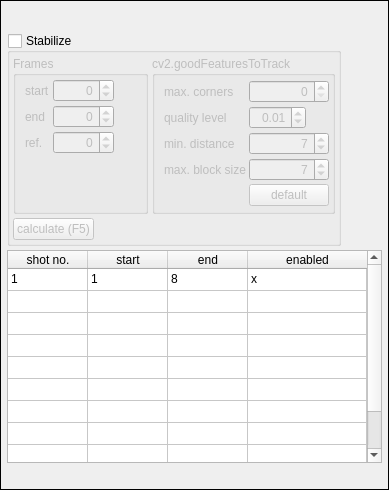
Before: the Qt Designer form tools/video_editor/ui/ui_widget_stabilize.ui in JepEtau/mco, drawn with Qt 5.
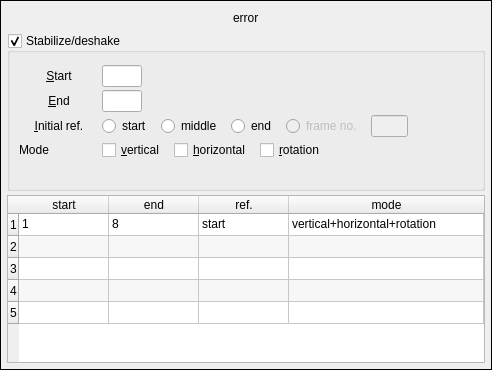
After: the same form once the commit is applied. Icons and pictures are not drawn.

Patch:
```diff
--- a/tools/video_editor/ui/ui_widget_stabilize.ui
+++ b/tools/video_editor/ui/ui_widget_stabilize.ui
@@ -6,8 +6,8 @@
    <rect>
     <x>0</x>
     <y>0</y>
-    <width>389</width>
-    <height>490</height>
+    <width>492</width>
+    <height>370</height>
    </rect>
   </property>
   <property name="sizePolicy">
@@ -92,7 +92,33 @@
          </widget>
         </item>
         <item>
-         <widget class="QPushButton" name="pushButton_save">
+         <widget class="QPushButton" name="pushButton_stabilize">
+          <property name="sizePolicy">
+           <sizepolicy hsizetype="Maximum" vsizetype="Fixed">
+            <horstretch>0</horstretch>
+            <verstretch>0</verstretch>
+           </sizepolicy>
+          </property>
+          <property name="focusPolicy">
+           <enum>Qt::NoFocus</enum>
+          </property>
+          <property name="text">
+           <string extracomment="Stabilize"/>
+          </property>
+          <property name="icon">
+           <iconset>
+            <normaloff>icons/purple/refresh-cw.svg</normaloff>
+            <normalon>icons/purple/refresh-cw.svg</normalon>
+            <disabledoff>icons/grey/refresh-cw.svg</disabledoff>
+            <disabledon>icons/grey/refresh-cw.svg</disabledon>icons/purple/refresh-cw.svg</iconset>
+          </property>
+          <property name="flat">
+           <bool>true</bool>
+          </property>
+         </widget>
+        </item>
+        <item>
+         <widget class="QPushButton" name="pushButton_guidelines">
           <property name="sizePolicy">
            <sizepolicy hsizetype="Maximum" vsizetype="Maximum">
             <horstretch>0</horstretch>
@@ -107,7 +133,7 @@
             <normaloff>icons/purple/save.svg</normaloff>icons/purple/save.svg</iconset>
           </property>
           <property name="checkable">
-           <bool>false</bool>
+           <bool>true</bool>
           </property>
           <property name="autoDefault">
            <bool>false</bool>
@@ -117,6 +143,39 @@
           </property>
          </widget>
         </item>
+        <item>
+         <spacer name="horizontalSpacer">
+          <property name="orientation">
+           <enum>Qt::Horizontal</enum>
+          </property>
+          <property name="sizeHint" stdset="0">
+           <size>
+            <width>5</width>
+            <height>20</height>
+           </size>
+          </property>
+         </spacer>
+        </item>
+        <item>
+         <widget class="QLabel" name="label_message">
+          <property name="text">
+           <string>error</string>
+          </property>
+         </widget>
+        </item>
+        <item>
+         <spacer name="horizontalSpacer_8">
+          <property name="orientation">
+           <enum>Qt::Horizontal</enum>
+          </property>
+          <property name="sizeHint" stdset="0">
+           <size>
+            <width>5</width>
+            <height>20</height>
+           </size>
+          </property>
+         </spacer>
+        </item>
         <item>
          <widget class="QPushButton" name="pushButton_discard">
           <property name="sizePolicy">
@@ -145,17 +204,33 @@
          </widget>
         </item>
         <item>
-         <spacer name="horizontalSpacer">
-          <property name="orientation">
-           <enum>Qt::Horizontal</enum>
+         <widget class="QPushButton" name="pushButton_save">
+          <property name="sizePolicy">
+           <sizepolicy hsizetype="Maximum" vsizetype="Maximum">
+            <horstretch>0</horstretch>
+            <verstretch>0</verstretch>
+           </sizepolicy>
           </property>
-          <property name="sizeHint" stdset="0">
-           <size>
-            <width>5</width>
-            <height>20</height>
-           </size>
+          <property name="focusPolicy">
+           <enum>Qt::NoFocus</enum>
           </property>
-         </spacer>
+          <property name="text">
+           <string/>
+          </property>
+          <property name="icon">
+           <iconset>
+            <normaloff>icons/purple/save.svg</normaloff>icons/purple/save.svg</iconset>
+          </property>
+          <property name="checkable">
+           <bool>false</bool>
+          </property>
+          <property name="autoDefault">
+           <bool>false</bool>
+          </property>
+          <property name="flat">
+           <bool>true</bool>
+          </property>
+         </widget>
         </item>
         <item>
          <widget class="QPushButton" name="pushButton_close">
@@ -188,30 +263,24 @@
       </item>
       <item>
        <widget class="QGroupBox" name="groupBox_stabilize">
-        <property name="sizePolicy">
-         <sizepolicy hsizetype="Maximum" vsizetype="Preferred">
-          <horstretch>0</horstretch>
-          <verstretch>0</verstretch>
-         </sizepolicy>
+        <property name="focusPolicy">
+         <enum>Qt::NoFocus</enum>
         </property>
         <property name="title">
-         <string>Stabilize</string>
+         <string>Stabilize/deshake</string>
         </property>
         <property name="checkable">
          <bool>true</bool>
         </property>
-        <property name="checked">
-         <bool>false</bool>
-        </property>
-        <layout class="QVBoxLayout" name="verticalLayout">
+        <layout class="QVBoxLayout" name="verticalLayout_4">
          <property name="spacing">
-          <number>4</number>
+          <number>3</number>
          </property>
          <property name="leftMargin">
-          <number>3</number>
+          <number>9</number>
          </property>
          <property name="topMargin">
-          <number>3</number>
+          <number>12</number>
          </property>
          <property name="rightMargin">
           <number>3</number>
@@ -219,450 +288,305 @@
          <property name="bottomMargin">
           <number>3</number>
          </property>
+         <item>
+          <layout class="QGridLayout" name="gridLayout">
+           <property name="leftMargin">
+            <number>0</number>
+           </property>
+           <property name="spacing">
+            <number>3</number>
+           </property>
+           <item row="0" column="0">
+            <widget class="QPushButton" name="pushButton_set_start">
+             <property name="focusPolicy">
+              <enum>Qt::NoFocus</enum>
+             </property>
+             <property name="layoutDirection">
+              <enum>Qt::RightToLeft</enum>
+             </property>
+             <property name="text">
+              <string>&amp;Start</string>
+             </property>
+             <property name="icon">
+              <iconset>
+               <normaloff>icons/blue/log-out.svg</normaloff>
+               <normalon>icons/blue/log-out.svg</normalon>icons/blue/log-out.svg</iconset>
+             </property>
+             <property name="flat">
+              <bool>true</bool>
+             </property>
+            </widget>
+           </item>
+           <item row="3" column="3">
+            <layout class="QHBoxLayout" name="horizontalLayout_6">
+             <property name="spacing">
+              <number>9</number>
+             </property>
+             <item>
+              <widget class="QCheckBox" name="checkBox_vertical">
+               <property name="text">
+                <string>&amp;vertical</string>
+               </property>
+              </widget>
+             </item>
+             <item>
+              <widget class="QCheckBox" name="checkBox_horizontal">
+               <property name="text">
+                <string>&amp;horizontal</string>
+               </property>
+              </widget>
+             </item>
+             <item>
+              <widget class="QCheckBox" name="checkBox_rotation">
+               <property name="text">
+                <string>&amp;rotation</string>
+               </property>
+              </widget>
+             </item>
+             <item>
+              <spacer name="horizontalSpacer_6">
+               <property name="orientation">
+                <enum>Qt::Horizontal</enum>
+               </property>
+               <property name="sizeHint" stdset="0">
+                <size>
+                 <width>40</width>
+                 <height>20</height>
+                </size>
+               </property>
+              </spacer>
+             </item>
+            </layout>
+           </item>
+           <item row="1" column="3">
+            <layout class="QHBoxLayout" name="horizontalLayout_3">
+             <item>
+              <widget class="QLineEdit" name="lineEdit_end">
+               <property name="maximumSize">
+                <size>
+                 <width>40</width>
+                 <height>16777215</height>
+                </size>
+               </property>
+               <property name="focusPolicy">
+                <enum>Qt::NoFocus</enum>
+               </property>
+              </widget>
+             </item>
+             <item>
+              <spacer name="horizontalSpacer_3">
+               <property name="orientation">
+                <enum>Qt::Horizontal</enum>
+               </property>
+               <property name="sizeHint" stdset="0">
+                <size>
+                 <width>40</width>
+                 <height>20</height>
+                </size>
+               </property>
+              </spacer>
+             </item>
+            </layout>
+           </item>
+           <item row="0" column="3">
+            <layout class="QHBoxLayout" name="horizontalLayout_5">
+             <item>
+              <widget class="QLineEdit" name="lineEdit_start">
+               <property name="maximumSize">
+                <size>
+                 <width>40</width>
+                 <height>16777215</height>
+                </size>
+               </property>
+               <property name="focusPolicy">
+                <enum>Qt::NoFocus</enum>
+               </property>
+              </widget>
+             </item>
+             <item>
+              <spacer name="horizontalSpacer_4">
+               <property name="orientation">
+                <enum>Qt::Horizontal</enum>
+               </property>
+               <property name="sizeHint" stdset="0">
+                <size>
+                 <width>40</width>
+                 <height>20</height>
+                </size>
+               </property>
+              </spacer>
+             </item>
+            </layout>
+           </item>
+           <item row="3" column="0">
+            <widget class="QLabel" name="label_5">
+             <property name="text">
+              <string>Mode</string>
+             </property>
+            </widget>
+           </item>
+           <item row="2" column="3">
+            <layout class="QHBoxLayout" name="horizontalLayout_4">
+             <property name="spacing">
+              <number>9</number>
+             </property>
+             <item>
+              <widget class="QRadioButton" name="radioButton_start">
+               <property name="focusPolicy">
+                <enum>Qt::NoFocus</enum>
+               </property>
+               <property name="text">
+                <string>start</string>
+               </property>
+              </widget>
+             </item>
+             <item>
+              <widget class="QRadioButton" name="radioButton_middle">
+               <property name="focusPolicy">
+                <enum>Qt::NoFocus</enum>
+               </property>
+               <property name="text">
+                <string>middle</string>
+               </property>
+              </widget>
+             </item>
+             <item>
+              <widget class="QRadioButton" name="radioButton_end">
+               <property name="focusPolicy">
+                <enum>Qt::NoFocus</enum>
+               </property>
+               <property name="text">
+                <string>end</string>
+               </property>
+              </widget>
+             </item>
+             <item>
+              <widget class="QRadioButton" name="radioButton_frame_no">
+               <property name="enabled">
+                <bool>false</bool>
+               </property>
+               <property name="focusPolicy">
+                <enum>Qt::NoFocus</enum>
+               </property>
+               <property name="text">
+                <string>frame no.</string>
+               </property>
+              </widget>
+             </item>
+             <item>
+              <widget class="QLineEdit" name="lineEdit_ref_frame_no">
+               <property name="enabled">
+                <bool>false</bool>
+               </property>
+               <property name="maximumSize">
+                <size>
+                 <width>40</width>
+                 <height>16777215</height>
+                </size>
+               </property>
+               <property name="focusPolicy">
+                <enum>Qt::NoFocus</enum>
+               </property>
+               <property name="readOnly">
+                <bool>true</bool>
+               </property>
+              </widget>
+             </item>
+             <item>
+              <widget class="QPushButton" name="pushButton_set_ref">
+               <property name="enabled">
+                <bool>false</bool>
+               </property>
+               <property name="sizePolicy">
+                <sizepolicy hsizetype="Maximum" vsizetype="Fixed">
+                 <horstretch>0</horstretch>
+                 <verstretch>0</verstretch>
+                </sizepolicy>
+               </property>
+               <property name="maximumSize">
+                <size>
+                 <width>25</width>
+                 <height>16777215</height>
+                </size>
+               </property>
+               <property name="focusPolicy">
+                <enum>Qt::NoFocus</enum>
+               </property>
+               <property name="text">
+                <string/>
+               </property>
+               <property name="icon">
+                <iconset>
+                 <normaloff>icons/blue/arrow-left-right.svg</normaloff>
+                 <normalon>icons/blue/arrow-left-right.svg</normalon>
+                 <disabledoff>icons/grey/arrow-left-right.svg</disabledoff>
+                 <disabledon>icons/grey/arrow-left-right.svg</disabledon>icons/blue/arrow-left-right.svg</iconset>
+               </property>
+               <property name="flat">
+                <bool>true</bool>
+               </property>
+              </widget>
+             </item>
+             <item>
+              <spacer name="horizontalSpacer_2">
+               <property name="orientation">
+                <enum>Qt::Horizontal</enum>
+               </property>
+               <property name="sizeHint" stdset="0">
+                <size>
+                 <width>40</width>
+                 <height>20</height>
+                </size>
+               </property>
+              </spacer>
+             </item>
+            </layout>
+           </item>
+           <item row="1" column="0">
+            <widget class="QPushButton" name="pushButton_set_end">
+             <property name="focusPolicy">
+              <enum>Qt::NoFocus</enum>
+             </property>
+             <property name="layoutDirection">
+              <enum>Qt::RightToLeft</enum>
+             </property>
+             <property name="text">
+              <string>&amp;End</string>
+             </property>
+             <property name="icon">
+              <iconset>
+               <normaloff>icons/blue/log-in.svg</normaloff>
+               <normalon>icons/blue/log-in.svg</normalon>icons/blue/log-in.svg</iconset>
+             </property>
+             <property name="flat">
+              <bool>true</bool>
+             </property>
+            </widget>
+           </item>
+           <item row="2" column="0">
+            <widget class="QPushButton" name="pushButton_switch_ref">
+             <property name="enabled">
+              <bool>true</bool>
+             </property>
+             <property name="focusPolicy">
+              <enum>Qt::NoFocus</enum>
+             </property>
+             <property name="layoutDirection">
+              <enum>Qt::LeftToRight</enum>
+             </property>
+             <property name="text">
+              <string>&amp;Initial ref.</string>
+             </property>
+             <property name="flat">
+              <bool>true</bool>
+             </property>
+            </widget>
+           </item>
+          </layout>
+         </item>
          <item>
           <layout class="QHBoxLayout" name="horizontalLayout_2">
            <item>
-            <widget class="QGroupBox" name="groupBox">
-             <property name="sizePolicy">
-              <sizepolicy hsizetype="Maximum" vsizetype="Preferred">
-               <horstretch>0</horstretch>
-               <verstretch>0</verstretch>
-              </sizepolicy>
-             </property>
-             <property name="title">
-              <string>Frames</string>
-             </property>
-             <layout class="QVBoxLayout" name="verticalLayout_4">
-              <property name="spacing">
-               <number>3</number>
-              </property>
-              <property name="leftMargin">
-               <number>9</number>
-              </property>
-              <property name="topMargin">
-               <number>3</number>
-              </property>
-              <property name="rightMargin">
-               <number>3</number>
-              </property>
-              <property name="bottomMargin">
-               <number>3</number>
-              </property>
-              <item>
-               <layout class="QGridLayout" name="gridLayout">
-                <property name="leftMargin">
-                 <number>0</number>
-                </property>
-                <property name="spacing">
-                 <number>3</number>
-                </property>
-                <item row="2" column="2">
-                 <widget class="QPushButton" name="pushButton_set_ref">
-                  <property name="sizePolicy">
-                   <sizepolicy hsizetype="Maximum" vsizetype="Fixed">
-                    <horstretch>0</horstretch>
-                    <verstretch>0</verstretch>
-                   </sizepolicy>
-                  </property>
-                  <property name="maximumSize">
-                   <size>
-                    <width>25</width>
-                    <height>16777215</height>
-                   </size>
-                  </property>
-                  <property name="text">
-                   <string/>
-                  </property>
-                  <property name="icon">
-                   <iconset>
-                    <normaloff>icons/page_white_pick.png</normaloff>icons/page_white_pick.png</iconset>
-                  </property>
-                  <property name="flat">
-                   <bool>true</bool>
-                  </property>
-                 </widget>
-                </item>
-                <item row="1" column="0">
-                 <widget class="QLabel" name="label_3">
-                  <property name="text">
-                   <string>end</string>
-                  </property>
-                 </widget>
-                </item>
-                <item row="0" column="2">
-                 <widget class="QPushButton" name="pushButton_set_start">
-                  <property name="sizePolicy">
-                   <sizepolicy hsizetype="Maximum" vsizetype="Fixed">
-                    <horstretch>0</horstretch>
-                    <verstretch>0</verstretch>
-                   </sizepolicy>
-                  </property>
-                  <property name="maximumSize">
-                   <size>
-                    <width>25</width>
-                    <height>16777215</height>
-                   </size>
-                  </property>
-                  <property name="text">
-                   <string/>
-                  </property>
-                  <property name="icon">
-                   <iconset>
-                    <normaloff>icons/page_white_pick.png</normaloff>icons/page_white_pick.png</iconset>
-                  </property>
-                  <property name="flat">
-                   <bool>true</bool>
-                  </property>
-                 </widget>
-                </item>
-                <item row="0" column="0">
-                 <widget class="QLabel" name="label">
-                  <property name="sizePolicy">
-                   <sizepolicy hsizetype="Maximum" vsizetype="Preferred">
-                    <horstretch>0</horstretch>
-                    <verstretch>0</verstretch>
-                   </sizepolicy>
-                  </property>
-                  <property name="text">
-                   <string>start</string>
-                  </property>
-                 </widget>
-                </item>
-                <item row="2" column="0">
-                 <widget class="QLabel" name="label_4">
-                  <property name="text">
-                   <string>ref.</string>
-                  </property>
-                 </widget>
-                </item>
-                <item row="1" column="2">
-                 <widget class="QPushButton" name="pushButton_set_end">
-                  <property name="sizePolicy">
-                   <sizepolicy hsizetype="Maximum" vsizetype="Fixed">
-                    <horstretch>0</horstretch>
-                    <verstretch>0</verstretch>
-                   </sizepolicy>
-                  </property>
-                  <property name="maximumSize">
-                   <size>
-                    <width>25</width>
-                    <height>16777215</height>
-                   </size>
-                  </property>
-                  <property name="text">
-                   <string/>
-                  </property>
-                  <property name="icon">
-                   <iconset>
-                    <normaloff>icons/page_white_pick.png</normaloff>icons/page_white_pick.png</iconset>
-                  </property>
-                  <property name="flat">
-                   <bool>true</bool>
-                  </property>
-                 </widget>
-                </item>
-                <item row="0" column="1">
-                 <widget class="QSpinBox" name="spinBox_frame_start">
-                  <property name="sizePolicy">
-                   <sizepolicy hsizetype="Minimum" vsizetype="Fixed">
-                    <horstretch>0</horstretch>
-                    <verstretch>0</verstretch>
-                   </sizepolicy>
-                  </property>
-                  <property name="alignment">
-                   <set>Qt::AlignRight|Qt::AlignTrailing|Qt::AlignVCenter</set>
-                  </property>
-                  <property name="minimum">
-                   <number>-1</number>
-                  </property>
-                  <property name="maximum">
-                   <number>99999</number>
-                  </property>
-                  <property name="singleStep">
-                   <number>1</number>
-                  </property>
-                  <property name="value">
-                   <number>0</number>
-                  </property>
-                 </widget>
-                </item>
-                <item row="1" column="1">
-                 <widget class="QSpinBox" name="spinBox_frame_end">
-                  <property name="sizePolicy">
-                   <sizepolicy hsizetype="Minimum" vsizetype="Fixed">
-                    <horstretch>0</horstretch>
-                    <verstretch>0</verstretch>
-                   </sizepolicy>
-                  </property>
-                  <property name="alignment">
-                   <set>Qt::AlignRight|Qt::AlignTrailing|Qt::AlignVCenter</set>
-                  </property>
-                  <property name="minimum">
-                   <number>-1</number>
-                  </property>
-                  <property name="maximum">
-                   <number>99999</number>
-                  </property>
-                  <property name="singleStep">
-                   <number>1</number>
-                  </property>
-                  <property name="value">
-                   <number>0</number>
-                  </property>
-                 </widget>
-                </item>
-                <item row="2" column="1">
-                 <widget class="QSpinBox" name="spinBox_frame_ref">
-                  <property name="sizePolicy">
-                   <sizepolicy hsizetype="Minimum" vsizetype="Fixed">
-                    <horstretch>0</horstretch>
-                    <verstretch>0</verstretch>
-                   </sizepolicy>
-                  </property>
-                  <property name="alignment">
-                   <set>Qt::AlignRight|Qt::AlignTrailing|Qt::AlignVCenter</set>
-                  </property>
-                  <property name="minimum">
-                   <number>-1</number>
-                  </property>
-                  <property name="maximum">
-                   <number>99999</number>
-                  </property>
-                  <property name="singleStep">
-                   <number>1</number>
-                  </property>
-                  <property name="value">
-                   <number>0</number>
-                  </property>
-                 </widget>
-                </item>
-               </layout>
-              </item>
-              <item>
-               <spacer name="verticalSpacer">
-                <property name="orientation">
-                 <enum>Qt::Vertical</enum>
-                </property>
-                <property name="sizeHint" stdset="0">
-                 <size>
-                  <width>20</width>
-                  <height>40</height>
-                 </size>
-                </property>
-               </spacer>
-              </item>
-             </layout>
-            </widget>
-           </item>
-           <item>
-            <widget class="QGroupBox" name="groupBox_2">
-             <property name="sizePolicy">
-              <sizepolicy hsizetype="Maximum" vsizetype="Preferred">
-               <horstretch>0</horstretch>
-               <verstretch>0</verstretch>
-              </sizepolicy>
-             </property>
-             <property name="title">
-              <string>cv2.goodFeaturesToTrack</string>
-             </property>
-             <layout class="QVBoxLayout" name="verticalLayout_9">
-              <property name="spacing">
-               <number>3</number>
-              </property>
-              <property name="leftMargin">
-               <number>9</number>
-              </property>
-              <property name="topMargin">
-               <number>3</number>
-              </property>
-              <property name="rightMargin">
-               <number>3</number>
-              </property>
-              <property name="bottomMargin">
-               <number>3</number>
-              </property>
-              <item>
-               <layout class="QGridLayout" name="gridLayout_2">
-                <property name="spacing">
-                 <number>3</number>
-                </property>
-                <item row="1" column="0">
-                 <widget class="QLabel" name="label_6">
-                  <property name="text">
-                   <string>quality level</string>
-                  </property>
-                 </widget>
-                </item>
-                <item row="2" column="1">
-                 <widget class="QSpinBox" name="spinBox_min_distance">
-                  <property name="sizePolicy">
-                   <sizepolicy hsizetype="Minimum" vsizetype="Fixed">
-                    <horstretch>0</horstretch>
-                    <verstretch>0</verstretch>
-                   </sizepolicy>
-                  </property>
-                  <property name="alignment">
-                   <set>Qt::AlignRight|Qt::AlignTrailing|Qt::AlignVCenter</set>
-                  </property>
-                  <property name="minimum">
-                   <number>1</number>
-                  </property>
-                  <property name="maximum">
-                   <number>21</number>
-                  </property>
-                  <property name="singleStep">
-                   <number>2</number>
-                  </property>
-                  <property name="value">
-                   <number>7</number>
-                  </property>
-                 </widget>
-                </item>
-                <item row="0" column="0">
-                 <widget class="QLabel" name="label_5">
-                  <property name="sizePolicy">
-                   <sizepolicy hsizetype="Maximum" vsizetype="Preferred">
-                    <horstretch>0</horstretch>
-                    <verstretch>0</verstretch>
-                   </sizepolicy>
-                  </property>
-                  <property name="text">
-                   <string>max. corners</string>
-                  </property>
-                 </widget>
-                </item>
-                <item row="3" column="0">
-                 <widget class="QLabel" name="label_8">
-                  <property name="text">
-                   <string>max. block size</string>
-                  </property>
-                 </widget>
-                </item>
-                <item row="1" column="1">
-                 <widget class="QDoubleSpinBox" name="spinBox_quality_level">
-                  <property name="sizePolicy">
-                   <sizepolicy hsizetype="Maximum" vsizetype="Fixed">
-                    <horstretch>0</horstretch>
-                    <verstretch>0</verstretch>
-                   </sizepolicy>
-                  </property>
-                  <property name="frame">
-                   <bool>true</bool>
-                  </property>
-                  <property name="alignment">
-                   <set>Qt::AlignRight|Qt::AlignTrailing|Qt::AlignVCenter</set>
-                  </property>
-                  <property name="decimals">
-                   <number>2</number>
-                  </property>
-                  <property name="singleStep">
-                   <double>0.010000000000000</double>
-                  </property>
-                  <property name="value">
-                   <double>0.010000000000000</double>
-                  </property>
-                 </widget>
-                </item>
-                <item row="0" column="1">
-                 <widget class="QSpinBox" name="spinBox_max_corners">
-                  <property name="sizePolicy">
-                   <sizepolicy hsizetype="Minimum" vsizetype="Fixed">
-                    <horstretch>0</horstretch>
-                    <verstretch>0</verstretch>
-                   </sizepolicy>
-                  </property>
-                  <property name="alignment">
-                   <set>Qt::AlignRight|Qt::AlignTrailing|Qt::AlignVCenter</set>
-                  </property>
-                  <property name="minimum">
-                   <number>0</number>
-                  </property>
-                  <property name="maximum">
-                   <number>50</number>
-                  </property>
-                  <property name="singleStep">
-                   <number>1</number>
-                  </property>
-                  <property name="value">
-                   <number>0</number>
-                  </property>
-                 </widget>
-                </item>
-                <item row="3" column="1">
-                 <widget class="QSpinBox" name="spinBox_block_size">
-                  <property name="sizePolicy">
-                   <sizepolicy hsizetype="Minimum" vsizetype="Fixed">
-                    <horstretch>0</horstretch>
-                    <verstretch>0</verstretch>
-                   </sizepolicy>
-                  </property>
-                  <property name="alignment">
-                   <set>Qt::AlignRight|Qt::AlignTrailing|Qt::AlignVCenter</set>
-                  </property>
-                  <property name="minimum">
-                   <number>1</number>
-                  </property>
-                  <property name="maximum">
-                   <number>21</number>
-                  </property>
-                  <property name="singleStep">
-                   <number>2</number>
-                  </property>
-                  <property name="value">
-                   <number>7</number>
-                  </property>
-                 </widget>
-                </item>
-                <item row="2" column="0">
-                 <widget class="QLabel" name="label_7">
-                  <property name="text">
-                   <string>min. distance</string>
-                  </property>
-                 </widget>
-                </item>
-                <item row="4" column="1">
-                 <widget class="QPushButton" name="pushButton_load_default_2">
-                  <property name="sizePolicy">
-                   <sizepolicy hsizetype="Maximum" vsizetype="Fixed">
-                    <horstretch>0</horstretch>
-                    <verstretch>0</verstretch>
-                   </sizepolicy>
-                  </property>
-                  <property name="text">
-                   <string>default</string>
-                  </property>
-                 </widget>
-                </item>
-               </layout>
-              </item>
-             </layout>
-            </widget>
-           </item>
-          </layout>
-         </item>
-         <item>
-          <layout class="QHBoxLayout" name="horizontalLayout_3">
-           <item>
-            <widget class="QPushButton" name="pushButton_calculate">
-             <property name="text">
-              <string>calculate (F5)</string>
-             </property>
-            </widget>
-           </item>
-           <item>
-            <spacer name="horizontalSpacer_2">
-             <property name="orientation">
-              <enum>Qt::Horizontal</enum>
-             </property>
-             <property name="sizeHint" stdset="0">
-              <size>
-               <width>5</width>
-               <height>20</height>
-              </size>
-             </property>
-            </spacer>
-           </item>
-           <item>
             <widget class="QPushButton" name="pushButton_undo">
              <property name="sizePolicy">
               <sizepolicy hsizetype="Maximum" vsizetype="Fixed">
@@ -682,6 +606,67 @@
              </property>
             </widget>
            </item>
+           <item>
+            <spacer name="horizontalSpacer_7">
+             <property name="orientation">
+              <enum>Qt::Horizontal</enum>
+             </property>
+             <property name="sizeHint" stdset="0">
+              <size>
+               <width>40</width>
+               <height>20</height>
+              </size>
+             </property>
+            </spacer>
+           </item>
+           <item>
+            <widget class="QPushButton" name="pushButton_set_segment">
+             <property name="enabled">
+              <bool>false</bool>
+             </property>
+             <property name="sizePolicy">
+              <sizepolicy hsizetype="Maximum" vsizetype="Fixed">
+               <horstretch>0</horstretch>
+               <verstretch>0</verstretch>
+              </sizepolicy>
+             </property>
+             <property name="maximumSize">
+              <size>
+               <width>25</width>
+               <height>16777215</height>
+              </size>
+             </property>
+             <property name="focusPolicy">
+              <enum>Qt::NoFocus</enum>
+             </property>
+             <property name="text">
+              <string/>
+             </property>
+             <property name="icon">
+              <iconset>
+               <normaloff>icons/blue/arrow-big-down.svg</normaloff>
+               <normalon>icons/blue/arrow-big-down.svg</normalon>
+               <disabledoff>icons/grey/arrow-big-down.svg</disabledoff>
+               <disabledon>icons/grey/arrow-big-down.svg</disabledon>icons/blue/arrow-big-down.svg</iconset>
+             </property>
+             <property name="flat">
+              <bool>true</bool>
+             </property>
+            </widget>
+           </item>
+           <item>
+            <spacer name="horizontalSpacer_5">
+             <property name="orientation">
+              <enum>Qt::Horizontal</enum>
+             </property>
+             <property name="sizeHint" stdset="0">
+              <size>
+               <width>40</width>
+               <height>20</height>
+              </size>
+             </property>
+            </spacer>
+           </item>
           </layout>
          </item>
         </layout>
@@ -690,7 +675,7 @@
       <item>
        <widget class="QTableWidget" name="tableWidget_stabilize">
         <property name="sizePolicy">
-         <sizepolicy hsizetype="MinimumExpanding" vsizetype="Expanding">
+         <sizepolicy hsizetype="Preferred" vsizetype="Expanding">
           <horstretch>0</horstretch>
           <verstretch>0</verstretch>
          </sizepolicy>
@@ -704,6 +689,9 @@
         <property name="horizontalScrollBarPolicy">
          <enum>Qt::ScrollBarAlwaysOff</enum>
         </property>
+        <property name="sizeAdjustPolicy">
+         <enum>QAbstractScrollArea::AdjustIgnored</enum>
+        </property>
         <property name="editTriggers">
          <set>QAbstractItemView::SelectedClicked</set>
         </property>
@@ -713,6 +701,9 @@
         <property name="dragDropOverwriteMode">
          <bool>false</bool>
         </property>
+        <property name="alternatingRowColors">
+         <bool>true</bool>
+        </property>
         <property name="selectionMode">
          <enum>QAbstractItemView::ContiguousSelection</enum>
         </property>
@@ -722,16 +713,28 @@
         <property name="sortingEnabled">
          <bool>false</bool>
         </property>
+        <property name="wordWrap">
+         <bool>false</bool>
+        </property>
+        <property name="cornerButtonEnabled">
+         <bool>false</bool>
+        </property>
         <property name="rowCount">
-         <number>10</number>
+         <number>5</number>
+        </property>
+        <property name="columnCount">
+         <number>4</number>
         </property>
         <attribute name="horizontalHeaderDefaultSectionSize">
-         <number>80</number>
+         <number>90</number>
         </attribute>
         <attribute name="horizontalHeaderStretchLastSection">
          <bool>true</bool>
         </attribute>
         <attribute name="verticalHeaderVisible">
+         <bool>true</bool>
+        </attribute>
+        <attribute name="verticalHeaderCascadingSectionResizes">
          <bool>false</bool>
         </attribute>
         <attribute name="verticalHeaderMinimumSectionSize">
@@ -740,6 +743,12 @@
         <attribute name="verticalHeaderDefaultSectionSize">
          <number>22</number>
         </attribute>
+        <attribute name="verticalHeaderHighlightSections">
+         <bool>true</bool>
+        </attribute>
+        <attribute name="verticalHeaderStretchLastSection">
+         <bool>false</bool>
+        </attribute>
         <row>
          <property name="text">
           <string>1</string>
@@ -749,16 +758,6 @@
         <row/>
         <row/>
         <row/>
-        <row/>
-        <row/>
-        <row/>
-        <row/>
-        <row/>
-        <column>
-         <property name="text">
-          <string>shot no.</string>
-         </property>
-        </column>
         <column>
          <property name="text">
           <string>start</string>
@@ -771,7 +770,12 @@
         </column>
         <column>
          <property name="text">
-          <string>enabled</string>
+          <string>ref.</string>
+         </property>
+        </column>
+        <column>
+         <property name="text">
+          <string>mode</string>
          </property>
         </column>
         <item row="0" column="0">
@@ -781,34 +785,21 @@
         </item>
         <item row="0" column="1">
          <property name="text">
-          <string>1</string>
-         </property>
-        </item>
-        <item row="0" column="2">
-         <property name="text">
           <string>8</string>
          </property>
         </item>
+        <item row="0" column="2">
+         <property name="text">
+          <string>start</string>
+         </property>
+        </item>
         <item row="0" column="3">
          <property name="text">
-          <string>x</string>
+          <string>vertical+horizontal+rotation</string>
          </property>
         </item>
        </widget>
       </item>
-      <item>
-       <spacer name="horizontalSpacer_10">
-        <property name="orientation">
-         <enum>Qt::Horizontal</enum>
-        </property>
-        <property name="sizeHint" stdset="0">
-         <size>
-          <width>10</width>
-          <height>20</height>
-         </size>
-        </property>
-       </spacer>
-      </item>
      </layout>
     </widget>
    </item>
```
Left out of the diff: 27 changed lines with no effect on the pictures.
